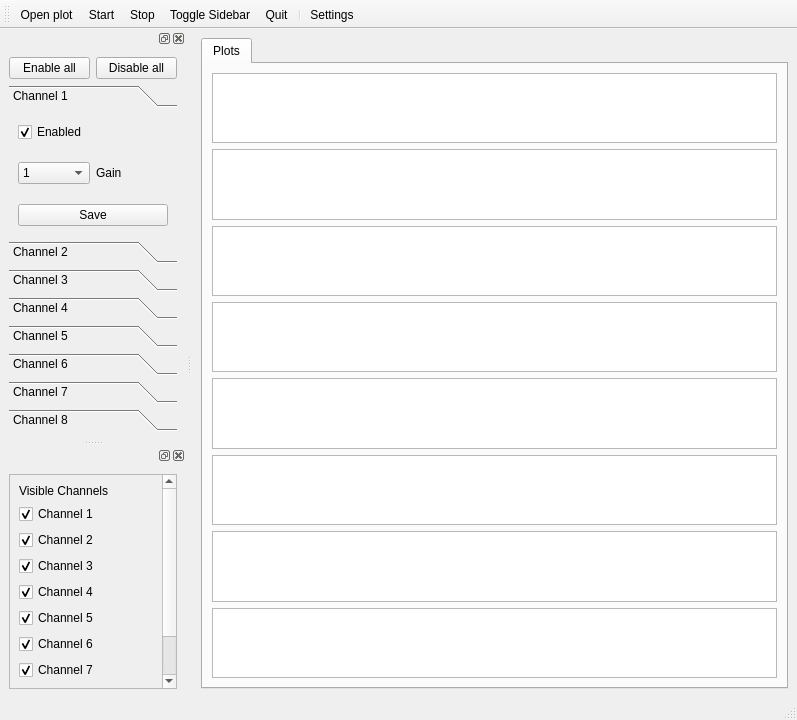
This is bin/qteeg.ui in elcoco/eeg as Qt 5 draws it before an edit. The edited form follows.
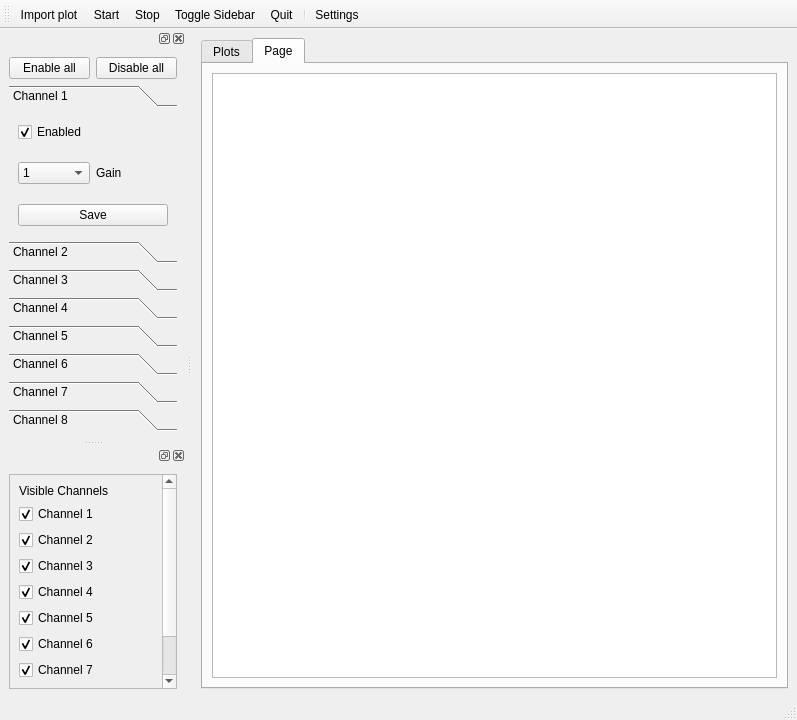
This is the edited form. Icons and pictures are not drawn. Custom widgets are drawn as their Qt base class.

What changed in the file:
```diff
--- a/bin/qteeg.ui
+++ b/bin/qteeg.ui
@@ -18,7 +18,7 @@
     <item>
      <widget class="QTabWidget" name="tabWidgetPlot">
       <property name="currentIndex">
-       <number>0</number>
+       <number>1</number>
       </property>
       <widget class="QWidget" name="tab">
        <attribute name="title">
@@ -51,6 +51,16 @@
         </item>
        </layout>
       </widget>
+      <widget class="QWidget" name="tab_2">
+       <attribute name="title">
+        <string>Page</string>
+       </attribute>
+       <layout class="QVBoxLayout" name="verticalLayout_15">
+        <item>
+         <widget class="PlotWidget" name="graphicsView"/>
+        </item>
+       </layout>
+      </widget>
      </widget>
     </item>
    </layout>
@@ -759,7 +769,7 @@
    <attribute name="toolBarBreak">
     <bool>false</bool>
    </attribute>
-   <addaction name="actionOpen_plot"/>
+   <addaction name="actionImport_plot"/>
    <addaction name="actionStart"/>
    <addaction name="actionStop"/>
    <addaction name="actionToggleSidebar"/>
@@ -1073,13 +1083,13 @@
     <string>Settings</string>
    </property>
   </action>
-  <action name="actionOpen_plot">
+  <action name="actionImport_plot">
    <property name="icon">
     <iconset>
      <normaloff>icons/document-open.svg</normaloff>icons/document-open.svg</iconset>
    </property>
    <property name="text">
-    <string>Open plot</string>
+    <string>Import plot</string>
    </property>
   </action>
  </widget>
```
